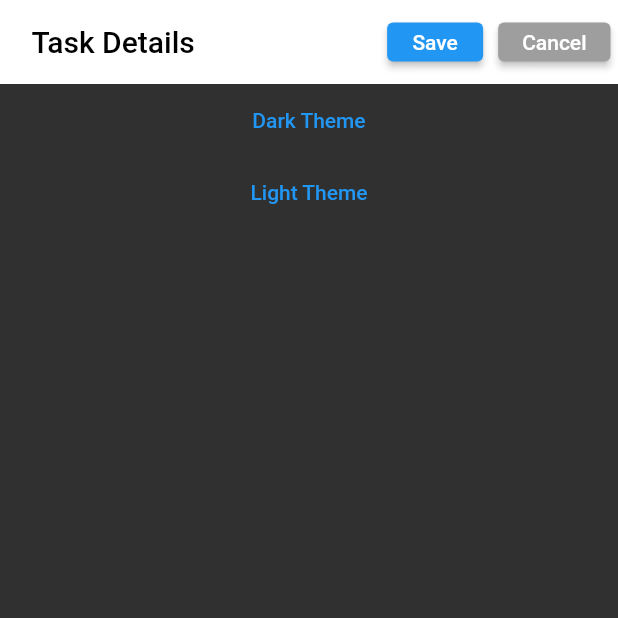
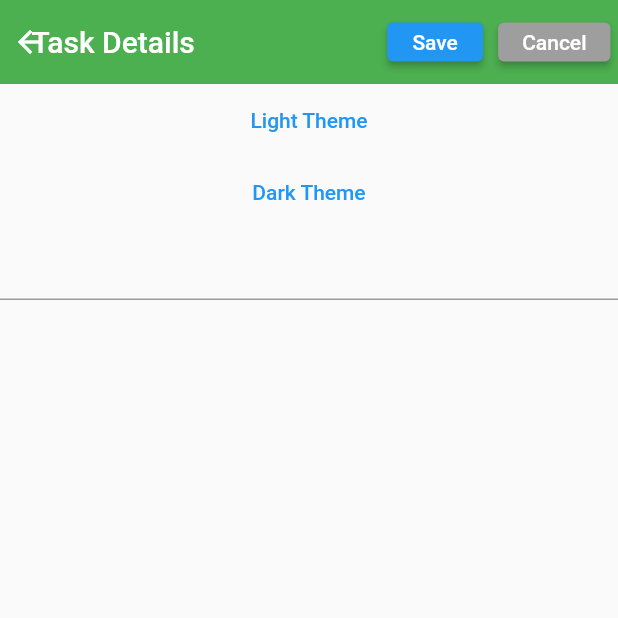
Before and after one commit to OmarIT555/NextStepPlanningApp, a Flutter app: the screen it shows after launch, after a tap on the "add" icon, on a phone screen of 412 x 824 dp, the top half of it. Run offline on Flutter 3.47's test engine with Material 2 defaults, Android fonts, the phone set to English and light mode, and no system bars.

Commit message:
Added Navigation Bar & Fixed Theme Colors

```diff
--- /dev/null
+++ b/lib/Task.dart
@@ -0,0 +1,46 @@
+import 'dart:ui';
+
+class Task  {
+  String _name, _dateCreated, _dateDue, _description;
+  Color _taskColor;
+  bool _isCompleted;
+
+  Task(this._name, this._dateCreated, this._dateDue, this._description,
+      this._taskColor, this._isCompleted);
+
+  String get name => _name;
+
+  set name(String value) {
+    _name = value;
+  }
+
+  get dateCreated => _dateCreated;
+
+  bool get isCompleted => _isCompleted;
+
+  set isCompleted(bool value) {
+    _isCompleted = value;
+  }
+
+  Color get taskColor => _taskColor;
+
+  set taskColor(Color value) {
+    _taskColor = value;
+  }
+
+  get description => _description;
+
+  set description(value) {
+    _description = value;
+  }
+
+  get dateDue => _dateDue;
+
+  set dateDue(value) {
+    _dateDue = value;
+  }
+
+  set dateCreated(value) {
+    _dateCreated = value;
+  }
+}
--- a/lib/home_screen.dart
+++ b/lib/home_screen.dart
@@ -1,8 +1,12 @@
 import 'package:flutter/material.dart';
+import 'package:next_step_planning/Settings.dart';
 import 'package:next_step_planning/task_details_screen.dart';
 
 // This this the home screen. It contains all of the tasks the user have created.
 class MyHomePage extends StatefulWidget {
+  //temp variable
+  String taskName;
+  MyHomePage({this.taskName});
   //MyHomePage({Key key}) : super(key: key);
 
   @override
@@ -15,6 +19,7 @@ class _MyHomePageState extends State<MyHomePage> {
   int count = 0;
   int botNavBarIndex = 0;
   List tasks = List<String>.generate(0, (index) => null);
+
 
   List taskAssign() {
     tasks = List<String>.generate(count, (index) => "Task " + (index + 1).toString());
@@ -34,6 +39,14 @@ class _MyHomePageState extends State<MyHomePage> {
     });
   }
 
+
+  int _navigationIndex = 0;
+  final List<Widget> _pages = [
+    MyHomePage(),
+    Settings(),
+    Settings()
+  ];
+
   //Builds The App
   @override
   Widget build(BuildContext context) {
@@ -48,12 +61,42 @@ class _MyHomePageState extends State<MyHomePage> {
         //TaskDetails(),
       ),
 
+      //bottomSheet: _pages[_navigationIndex],
+      bottomNavigationBar: BottomNavigationBar(
+        currentIndex: _navigationIndex,
+        type: BottomNavigationBarType.fixed,
+        backgroundColor: Colors.green,
+        selectedItemColor: Colors.white,
+        unselectedItemColor: Colors.white,
+        items: [
+
+          BottomNavigationBarItem(
+              icon: Icon(Icons.home),
+              label: 'Home'),
+
+          BottomNavigationBarItem(
+              icon: Icon(Icons.sort),
+              label: 'Sort'),
+
+          BottomNavigationBarItem(
+              icon: Icon(Icons.settings),
+              label: 'Settings'),
+        ],
+        onTap: (index){
+          setState(() {
+            _navigationIndex = index;
+          });
+        },
+
+      ),
 
       floatingActionButton: FloatingActionButton(
         onPressed: addTask,
         tooltip: 'Add Task',
+        backgroundColor: Colors.green,
         child: Icon(Icons.add),
       ),
+
     );
   }
 
@@ -66,28 +109,24 @@ class _MyHomePageState extends State<MyHomePage> {
     _incrementCounter();
   }
 
-  // Creates tasks
-  ListView listViewBuilder(int count) {
+  // Used for creating and removing tasks
+  ListView listViewBuilder(int num) {
     return ListView.builder(
       itemCount: tasks.length,
       itemBuilder: (context, index) {
         final task = tasks[index];
         return Dismissible(
-          // Each Dismissible must contain a Key. Keys allow Flutter to
-          // uniquely identify widgets.
           key: Key(task),
-          // Provide a function that tells the app
-          // what to do after an item has been swiped away.
           onDismissed: (direction) {
-            // Remove the item from the data source.
+            // Remove the task and decreases the count
             setState(() {
               tasks.removeAt(index);
+              count--;
             });
 
-            // Show a snackbar. This snackbar could also contain "Undo" actions.
-            Scaffold
-                .of(context)
-                .showSnackBar(SnackBar(content: Text("$tasks dismissed")));
+            // Message confirming the removal of a task
+            ScaffoldMessenger.of(context).showSnackBar(SnackBar(content: Text("Task removed")));
+
           },
           child: ListTile(title: Text("Task " + (index + 1).toString()),
               subtitle: Text("Task is due by (insert date here)"),
--- a/lib/main.dart
+++ b/lib/main.dart
@@ -13,7 +13,7 @@ class MyApp extends StatelessWidget {
   @override
   Widget build(BuildContext context) {
     return ChangeNotifierProvider<ThemeChanger>(
-      create: (_) => ThemeChanger(ThemeData.dark()),
+      create: (_) => ThemeChanger(ThemeData.light().copyWith(accentColor: Colors.green, primaryColor: Colors.green)),
       child: new MaterialAppWithTheme(),
     );
   }
@@ -31,63 +31,3 @@ class MaterialAppWithTheme extends StatelessWidget {
     );
   }
 }
-
-// // Creates tasks
-// ListView listViewBuilder(int count){
-//   return ListView.builder(
-//     itemCount: count,
-//     itemBuilder: (_, index){
-//       return ListTile(
-//         title: Text("Task " + (index + 1).toString()),
-//           subtitle: Text("Task is due by (insert date here)"),
-//         leading: Icon(Icons.assignment_outlined),
-//       );
-//     },
-//   );
-// }
-//
-//
-// class MyHomePage extends StatefulWidget {
-//   @override
-//   State<StatefulWidget> createState() {
-//     return _MyHomePageState();
-//   }
-// }
-//
-//
-// class _MyHomePageState extends State<MyHomePage> {
-//   int count = 0;
-//   int botNavBarIndex = 0;
-//   Widget currentScreen = listViewBuilder(0);
-//
-//   // Used with the Floating Action Button (For now) Keeps track of how many times it's pressed
-//   void _incrementCounter() {
-//     setState(() {
-//       count++;
-//     });
-//   }
-//
-//   //Builds The App
-//   @override
-//   Widget build(BuildContext context) {
-//     return Scaffold(
-//       appBar: AppBar(
-//         title: Text("Tasks"),
-//       ),
-//       body: Center(
-//         child: currentScreen//listViewBuilder(count),
-//         //TaskDetails(),
-//       ),
-//       floatingActionButton: FloatingActionButton(
-//         onPressed: addTask,
-//         tooltip: 'Add Task',
-//         child: Icon(Icons.add),
-//       ),
-//     );
-//   }
-//
-//   void addTask() {
-//     currentScreen = TaskDetails();
-//     _incrementCounter();
-//   }
-// }
--- a/lib/task_details_screen.dart
+++ b/lib/task_details_screen.dart
@@ -1,10 +1,13 @@
 import 'package:flutter/cupertino.dart';
 import 'package:flutter/material.dart';
+import 'package:next_step_planning/home_screen.dart';
 import 'package:provider/provider.dart';
 
 import 'theme.dart';
 
 class TaskDetails extends StatelessWidget {
+  final _textController = TextEditingController();
+  String taskName;
   @override
   Widget build(BuildContext context) {
     ThemeChanger _themeChanger = Provider.of<ThemeChanger>(context);
@@ -12,10 +15,9 @@ class TaskDetails extends StatelessWidget {
       appBar: AppBar(
           elevation: 0,
           leadingWidth: 5,
-          backgroundColor: Colors.white,
           title: Text(
             "Task Details",
-            style: TextStyle(color: Colors.black),
+            style: TextStyle(),
           ),
           actions: <Widget>[
             Container(
@@ -43,27 +45,38 @@ class TaskDetails extends StatelessWidget {
             ),
           ]),
       body: Center(
-        /*child: new Row(
-          mainAxisAlignment: MainAxisAlignment.center,
-          crossAxisAlignment: CrossAxisAlignment.center,
-          children: <Widget>[],
-        ),*/
+
+
          child: Column(
            children: <Widget>[
              TextButton(
+                 child: Text('Light Theme'),
+                 onPressed: () => _themeChanger.setTheme(ThemeData.light().copyWith(
+                   accentColor: Colors.green,
+                   primaryColor: Colors.green,
+                 ))),
+             TextButton(
                  child: Text('Dark Theme'),
-                onPressed: () => _themeChanger.setTheme(ThemeData.dark())),
-            TextButton(
-                child: Text('Light Theme'),
-                onPressed: () => _themeChanger.setTheme(ThemeData.light().copyWith(accentColor: Colors.green, backgroundColor: Colors.amber, primaryColor: Colors.green))),
+                 onPressed: () => _themeChanger.setTheme(ThemeData.dark().copyWith(
+                     accentColor: Colors.green,
+                     primaryColor: Colors.green))),
+             TextField(
+               onChanged: (name){
+                 taskName = name;
+               },
+               controller: _textController,)
            ],
     ),
-      ),
+    )
     );
+      //),
+    //);
   }
 
   //Navigate back to home screen
   void addTask(BuildContext context) {
-    Navigator.pop(context);
+    // Navigator.pop(context);
+    Navigator.of(context).push(MaterialPageRoute(
+        builder: (context) => MyHomePage(taskName : taskName)));
   }
 }
```
Also changed, not shown: lib/Settings.dart (added, +60 -0 lines). Lines whose indentation alone changed are shown as unchanged.
